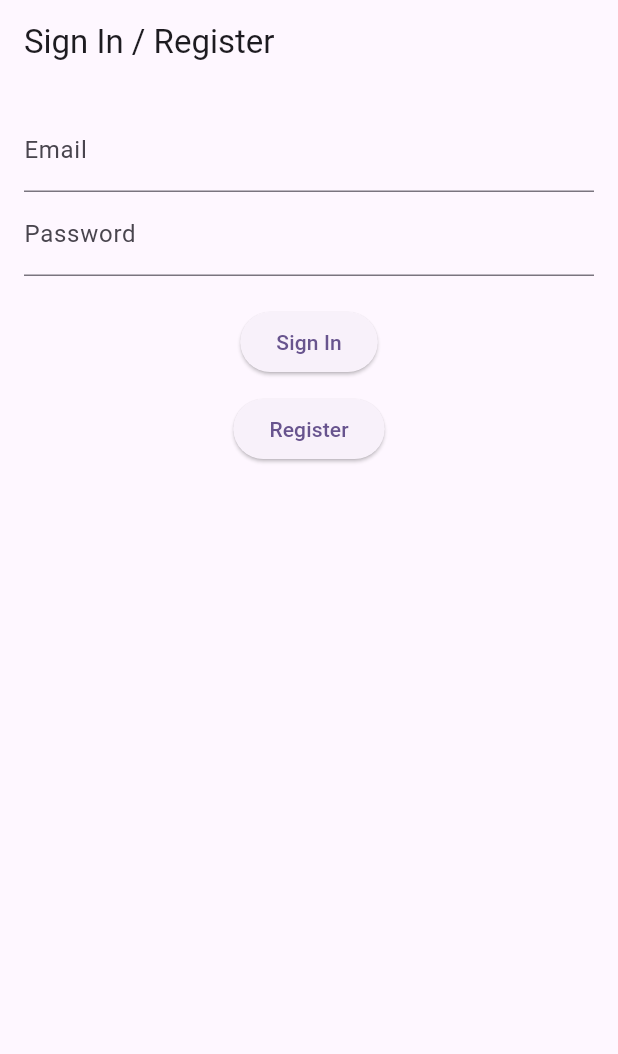
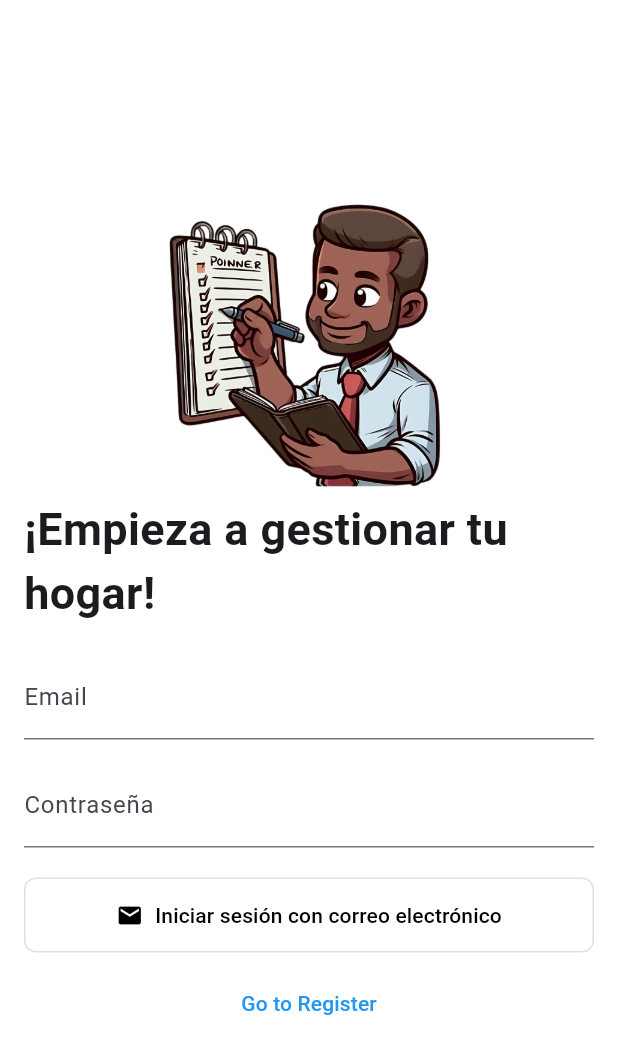
Before and after one commit to sergiiio423/TFG, a Flutter app: the screen it shows after launch, on a phone screen of 412 x 824 dp. Shown: the top 1054 px of the screen. Run offline on Flutter 3.47's test engine with Material 3 defaults, Android fonts, the phone set to English and light mode, and no system bars; our stand-ins replace cloud_firestore, firebase_auth, firebase_core; accounts and stored records are empty; Roboto replaces fonts that are missing (Arial).

Commit message:
Incio Sesión Mejorado

```diff
--- a/appfirebase/lib/main.dart
+++ b/appfirebase/lib/main.dart
@@ -1,6 +1,7 @@
 import 'package:flutter/material.dart';
 import 'package:firebase_core/firebase_core.dart';
 import 'package:firebase_auth/firebase_auth.dart';
+import 'package:cloud_firestore/cloud_firestore.dart';
 import 'firebase_options.dart';
 
 Future<void> main() async {
@@ -62,14 +63,16 @@ class _SignInPageState extends State<SignInPage> {
 
   Future<void> _signIn() async {
     try {
-      final userCredential = await FirebaseAuth.instance.signInWithEmailAndPassword(
+      final userCredential =
+          await FirebaseAuth.instance.signInWithEmailAndPassword(
         email: _emailController.text,
         password: _passwordController.text,
       );
 
       if (!userCredential.user!.emailVerified) {
         ScaffoldMessenger.of(context).showSnackBar(
-          const SnackBar(content: Text('Please verify your email before logging in.')),
+          const SnackBar(
+              content: Text('Please verify your email before logging in.')),
         );
       }
     } catch (e) {
@@ -79,20 +82,127 @@ class _SignInPageState extends State<SignInPage> {
     }
   }
 
+  @override
+  Widget build(BuildContext context) {
+    return Scaffold(
+      backgroundColor: Colors.white,
+      body: Center(
+        child: SingleChildScrollView(
+          child: Padding(
+            padding: const EdgeInsets.all(16.0),
+            child: Column(
+              mainAxisSize: MainAxisSize.min,
+              crossAxisAlignment: CrossAxisAlignment.center,
+              children: <Widget>[
+                Image.asset('assets/inicio.png', width: 200, height: 200),
+
+                const Text(
+                  '¡Empieza a gestionar tu hogar!',
+                  style: TextStyle(
+                    fontSize: 30,
+                    fontWeight: FontWeight.bold,
+                    fontFamily: 'Arial',
+                  ),
+                ),
+                const SizedBox(height: 20),
+                TextField(
+                  controller: _emailController,
+                  decoration: const InputDecoration(labelText: 'Email'),
+                  keyboardType: TextInputType.emailAddress,
+                ),
+                const SizedBox(height: 16), // Añade espacio entre los campos
+                TextField(
+                  controller: _passwordController,
+                  decoration: const InputDecoration(labelText: 'Contraseña'),
+                  obscureText: true,
+                ),
+                const SizedBox(height: 20),
+                TextButton.icon(
+                  onPressed: _signIn,
+                  icon: const Icon(Icons.email,
+                      color: Colors.black), // Icono del sobre
+                  label: const Text(
+                    'Iniciar sesión con correo electrónico',
+                    style: TextStyle(color: Colors.black), // Color del texto
+                  ),
+                  style: TextButton.styleFrom(
+                    backgroundColor: Colors.white, // Color de fondo blanco
+                    minimumSize: const Size(
+                        double.infinity, 50), // Tamaño mínimo del botón
+                    padding: const EdgeInsets.symmetric(
+                        horizontal: 16.0), // Espaciado horizontal
+                    shape: RoundedRectangleBorder(
+                      borderRadius:
+                          BorderRadius.circular(8.0), // Bordes redondeados
+                    ),
+                    side: BorderSide(
+                        color: Colors.grey.shade300), // Opcional: borde gris
+                  ),
+                ),
+                const SizedBox(height: 10),
+                TextButton(
+                  onPressed: () {
+                    // Navegar a la página de registro
+                    Navigator.push(
+                      context,
+                      MaterialPageRoute(
+                          builder: (context) => const RegistrationPage()),
+                    );
+                  },
+                  child: const Text('Go to Register',
+                      style: TextStyle(color: Colors.blue)),
+                ),
+              ],
+            ),
+          ),
+        ),
+      ),
+    );
+  }
+}
+
+class RegistrationPage extends StatefulWidget {
+  const RegistrationPage({super.key});
+
+  @override
+  _RegistrationPageState createState() => _RegistrationPageState();
+}
+
+class _RegistrationPageState extends State<RegistrationPage> {
+  final TextEditingController _nameController = TextEditingController();
+  final TextEditingController _surnameController = TextEditingController();
+  final TextEditingController _emailController = TextEditingController();
+  final TextEditingController _passwordController = TextEditingController();
+
   Future<void> _register() async {
     try {
-      final userCredential = await FirebaseAuth.instance.createUserWithEmailAndPassword(
+      // Registro de usuario en Firebase Auth
+      final userCredential =
+          await FirebaseAuth.instance.createUserWithEmailAndPassword(
         email: _emailController.text,
         password: _passwordController.text,
       );
 
+      // Guardar datos adicionales en Firestore
+      await FirebaseFirestore.instance
+          .collection('usuarios')
+          .doc(userCredential.user!.uid)
+          .set({
+        'nombre': _nameController.text,
+        'apellidos': _surnameController.text,
+      });
+
+      // Enviar verificación de email
       await userCredential.user!.sendEmailVerification();
+
       ScaffoldMessenger.of(context).showSnackBar(
-        const SnackBar(content: Text('Verification email sent. Please check your inbox.')),
+        const SnackBar(
+            content:
+                Text('Registro completado. Revisa tu correo para verificar.')),
       );
     } catch (e) {
       ScaffoldMessenger.of(context).showSnackBar(
-        SnackBar(content: Text('Registration Error: ${e.toString()}')),
+        SnackBar(content: Text('Error al registrar: ${e.toString()}')),
       );
     }
   }
@@ -101,12 +211,20 @@ class _SignInPageState extends State<SignInPage> {
   Widget build(BuildContext context) {
     return Scaffold(
       appBar: AppBar(
-        title: const Text('Sign In / Register'),
+        title: const Text('Registro'),
       ),
       body: Padding(
         padding: const EdgeInsets.all(16.0),
         child: Column(
           children: <Widget>[
+            TextField(
+              controller: _nameController,
+              decoration: const InputDecoration(labelText: 'Nombre'),
+            ),
+            TextField(
+              controller: _surnameController,
+              decoration: const InputDecoration(labelText: 'Apellidos'),
+            ),
             TextField(
               controller: _emailController,
               decoration: const InputDecoration(labelText: 'Email'),
@@ -114,18 +232,13 @@ class _SignInPageState extends State<SignInPage> {
             ),
             TextField(
               controller: _passwordController,
-              decoration: const InputDecoration(labelText: 'Password'),
+              decoration: const InputDecoration(labelText: 'Contraseña'),
               obscureText: true,
             ),
             const SizedBox(height: 20),
             ElevatedButton(
-              onPressed: _signIn,
-              child: const Text('Sign In'),
-            ),
-            const SizedBox(height: 10),
-            ElevatedButton(
               onPressed: _register,
-              child: const Text('Register'),
+              child: const Text('Registrar'),
             ),
           ],
         ),
```
Also changed, not shown: appfirebase/pubspec.yaml (+11 -2 lines), appfirebase/assets/icono.png (added), appfirebase/assets/inicio.png (added), appfirebase/pubspec.lock, 10 other files.
